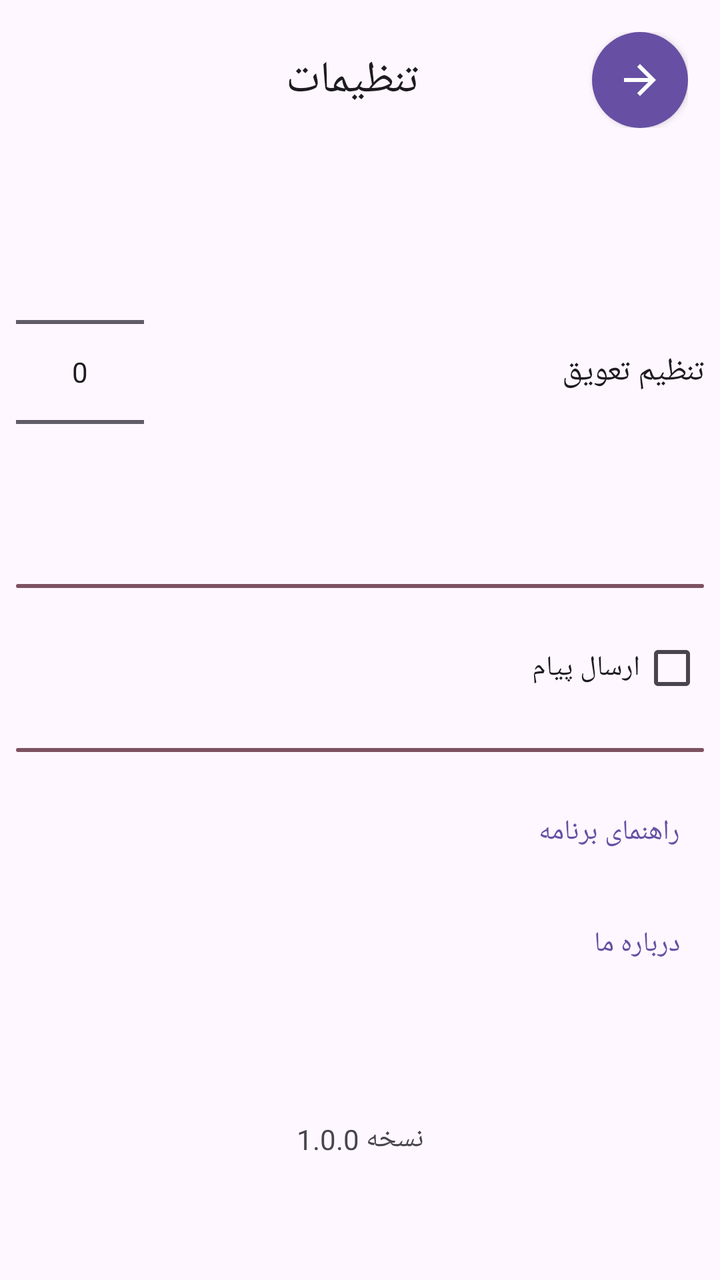
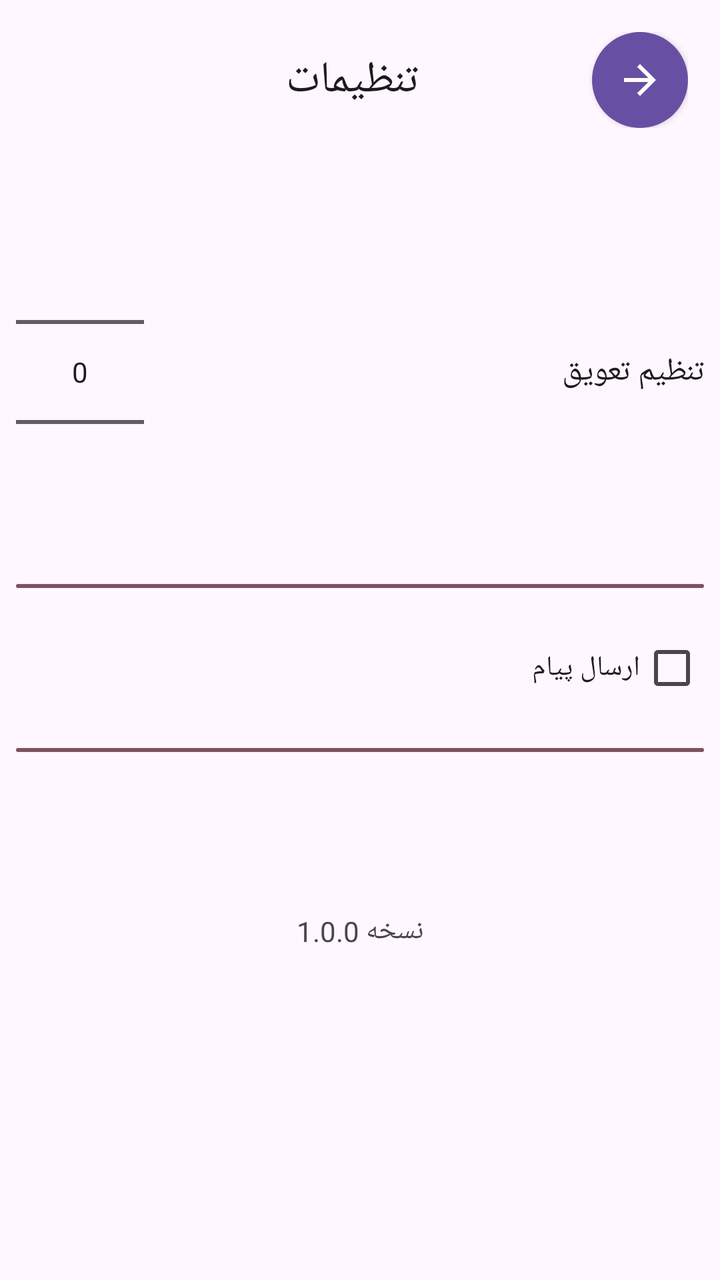

An Android layout rendered at two revisions. The XML below is the earlier revision; the diff shows what the commit changed to produce the second picture.
<!-- AndroidManifest.xml: application theme Theme.PillReminder -->
<!-- res/layout/activity_setting.xml -->
<?xml version="1.0" encoding="utf-8"?>
<androidx.constraintlayout.widget.ConstraintLayout xmlns:android="http://schemas.android.com/apk/res/android"
    xmlns:app="http://schemas.android.com/apk/res-auto"
    xmlns:tools="http://schemas.android.com/tools"
    android:layout_width="match_parent"
    android:layout_height="match_parent"
    android:layoutDirection="rtl"
    tools:context=".Activity.SettingActivity">

    <ScrollView
        android:layout_width="0dp"
        android:layout_height="0dp"
        android:fillViewport="true"
        app:layout_constraintBottom_toBottomOf="parent"
        app:layout_constraintEnd_toEndOf="parent"
        app:layout_constraintStart_toStartOf="parent"
        app:layout_constraintTop_toTopOf="parent">

        <LinearLayout
            android:layout_width="match_parent"
            android:layout_height="wrap_content"
            android:orientation="vertical">

            <androidx.constraintlayout.widget.ConstraintLayout
                android:id="@+id/constraintLayout"
                android:layout_width="match_parent"
                android:layout_height="wrap_content"
                android:orientation="horizontal"
                android:padding="16dp"
                app:layout_constraintEnd_toEndOf="parent"
                app:layout_constraintStart_toStartOf="parent"
                app:layout_constraintTop_toTopOf="parent">

                <TextView
                    android:id="@+id/textView3"
                    android:layout_width="0dp"
                    android:layout_height="wrap_content"
                    android:layout_marginStart="8dp"
                    android:gravity="center"
                    android:text="تنظیمات"
                    android:textAppearance="@style/TextAppearance.Material3.TitleLarge"
                    app:layout_constraintBottom_toBottomOf="@+id/backBtn"
                    app:layout_constraintEnd_toEndOf="parent"
                    app:layout_constraintStart_toStartOf="parent"
                    app:layout_constraintTop_toTopOf="parent" />

                <ImageView
                    android:id="@+id/backBtn"
                    android:layout_width="wrap_content"
                    android:layout_height="wrap_content"
                    android:layout_gravity="start"
                    android:background="@drawable/button_background"
                    android:clickable="true"
                    android:contentDescription="@string/app_name"
                    android:elevation="2dp"
                    android:focusable="true"
                    android:padding="12dp"
                    android:tint="@color/white"
                    app:layout_constraintBottom_toBottomOf="parent"
                    app:layout_constraintStart_toStartOf="parent"
                    app:layout_constraintTop_toTopOf="parent"
                    app:srcCompat="@drawable/ic_arrow_back"
                    tools:ignore="UseAppTint" />

            </androidx.constraintlayout.widget.ConstraintLayout>

            <LinearLayout
                android:layout_width="match_parent"
                android:layout_height="wrap_content"
                android:layout_marginTop="16dp"
                android:clickable="true"
                android:focusable="true"
                android:foreground="?attr/selectableItemBackground"
                android:gravity="center"
                android:orientation="horizontal">

                <TextView
                    android:id="@+id/textView4"
                    android:layout_width="0dp"
                    android:layout_height="wrap_content"
                    android:layout_marginStart="8dp"
                    android:layout_marginEnd="8dp"
                    android:layout_weight="1"
                    android:text="تنظیم تعویق"
                    android:textAppearance="@style/TextAppearance.Material3.TitleMedium" />

                <NumberPicker
                    android:id="@+id/snoozePicker"
                    android:layout_width="wrap_content"
                    android:layout_height="wrap_content"
                    android:layout_marginEnd="8dp" />

            </LinearLayout>

            <View
                android:layout_width="match_parent"
                android:layout_height="2dp"
                android:layout_marginHorizontal="8dp"
                android:layout_marginVertical="16dp"
                android:background="@drawable/divider_background" />

            <CheckBox
                android:id="@+id/sendSmsCh"
                android:layout_width="match_parent"
                android:layout_height="wrap_content"
                android:layout_marginHorizontal="8dp"
                android:text="ارسال پیام" />

            <com.google.android.material.textfield.TextInputLayout
                android:id="@+id/layoutPhoneNumber"
                android:layout_width="match_parent"
                android:layout_height="wrap_content"
                android:layout_marginHorizontal="8dp"
                android:layout_marginTop="8dp"
                android:hint="شماره همراه"
                android:visibility="gone"
                app:helperText="09151234567, و..."
                app:helperTextEnabled="true"
                app:hintAnimationEnabled="true"
                tools:visibility="visible">

                <com.google.android.material.textfield.TextInputEditText
                    android:id="@+id/phoneNumberEdt"
                    android:layout_width="match_parent"
                    android:layout_height="wrap_content"
                    android:imeOptions="actionNext"
                    android:inputType="phone"
                    android:maxLength="40"
                    android:maxLines="1" />
            </com.google.android.material.textfield.TextInputLayout>

            <View
                android:layout_width="match_parent"
                android:layout_height="2dp"
                android:layout_marginHorizontal="8dp"
                android:layout_marginVertical="16dp"
                android:background="@drawable/divider_background" />

            <com.google.android.material.button.MaterialButton
                android:id="@+id/guidBtn"
                style="@style/Widget.Material3.Button.TextButton"
                android:layout_width="match_parent"
                android:layout_height="wrap_content"
                android:layout_marginHorizontal="8dp"
                android:gravity="start|center"
                android:text="راهنمای برنامه" />

            <com.google.android.material.button.MaterialButton
                android:id="@+id/aboutUsBtn"
                style="@style/Widget.Material3.Button.TextButton"
                android:layout_width="match_parent"
                android:layout_height="wrap_content"
                android:layout_marginHorizontal="8dp"
                android:layout_marginTop="8dp"
                android:gravity="start|center"
                android:text="درباره ما" />

            <TextView
                android:id="@+id/textView8"
                android:layout_width="match_parent"
                android:layout_height="wrap_content"
                android:layout_marginHorizontal="16dp"
                android:layout_marginTop="64dp"
                android:layout_marginBottom="16dp"
                android:clickable="true"
                android:focusable="true"
                android:gravity="center"
                android:text="نسخه 1.0.0" />

        </LinearLayout>
    </ScrollView>

</androidx.constraintlayout.widget.ConstraintLayout>
<!-- resources referenced by this layout -->
<resources>
  <color name="white">#FFFFFFFF</color>
  <!-- drawable button_background (drawable) -->
  <?xml version="1.0" encoding="utf-8"?>
  <selector xmlns:android="http://schemas.android.com/apk/res/android">
  
      <item>
          <shape android:shape="oval">
              <solid android:color="?attr/colorPrimary"/>
          </shape>
      </item>
  
  </selector>
  <!-- drawable divider_background (drawable) -->
  <?xml version="1.0" encoding="utf-8"?>
  <selector xmlns:android="http://schemas.android.com/apk/res/android">
  
      <item>
          <shape android:shape="rectangle">
              <solid android:color="?attr/colorTertiary" />
              <corners android:radius="8dp"/>
          </shape>
      </item>
  
  </selector>
  <!-- drawable ic_arrow_back (drawable) -->
  <vector xmlns:android="http://schemas.android.com/apk/res/android"
      android:width="24dp"
      android:height="24dp"
      android:viewportWidth="960"
      android:viewportHeight="960"
      android:tint="?attr/colorControlNormal"
      android:autoMirrored="true">
    <path
        android:fillColor="@android:color/white"
        android:pathData="M313,520L537,744L480,800L160,480L480,160L537,216L313,440L800,440L800,520L313,520Z"/>
  </vector>
  <string name="app_name">یادآور دارو</string>
  <style name="Theme.PillReminder" parent="Base.Theme.PillReminder" />
  <style name="Base.Theme.PillReminder" parent="Theme.Material3.Light.NoActionBar">
          
          
      </style>
</resources>

<!-- the commit's change to res/layout/activity_setting.xml (unified diff, before → after) -->
@@ -136,25 +136,6 @@
                 android:layout_marginVertical="16dp"
                 android:background="@drawable/divider_background" />
 
-            <com.google.android.material.button.MaterialButton
-                android:id="@+id/guidBtn"
-                style="@style/Widget.Material3.Button.TextButton"
-                android:layout_width="match_parent"
-                android:layout_height="wrap_content"
-                android:layout_marginHorizontal="8dp"
-                android:gravity="start|center"
-                android:text="راهنمای برنامه" />
-
-            <com.google.android.material.button.MaterialButton
-                android:id="@+id/aboutUsBtn"
-                style="@style/Widget.Material3.Button.TextButton"
-                android:layout_width="match_parent"
-                android:layout_height="wrap_content"
-                android:layout_marginHorizontal="8dp"
-                android:layout_marginTop="8dp"
-                android:gravity="start|center"
-                android:text="درباره ما" />
-
             <TextView
                 android:id="@+id/textView8"
                 android:layout_width="match_parent"
